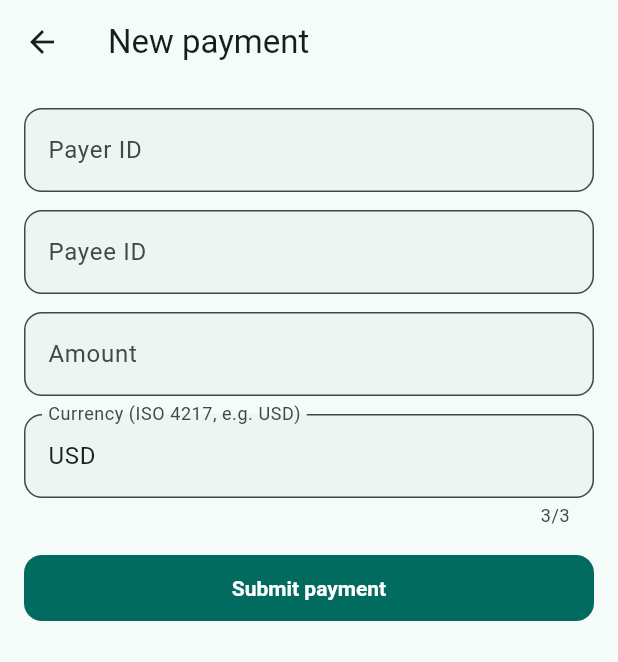
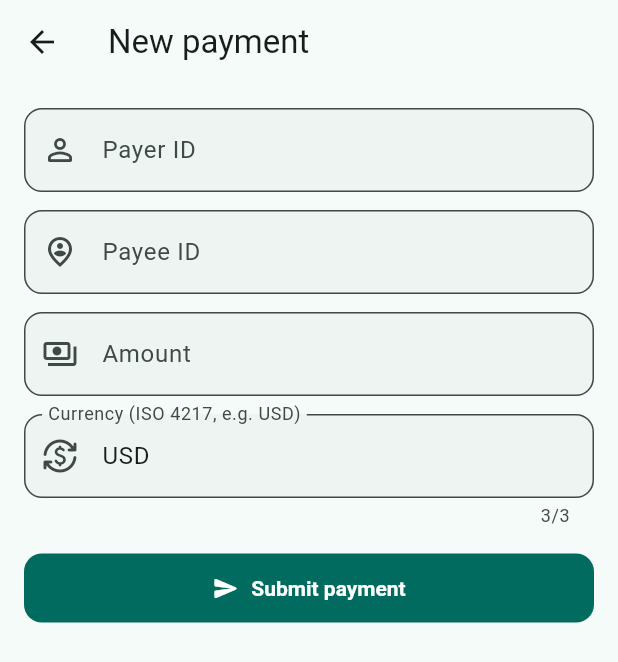
Before and after one commit to gkiepuszewski/payment-compliance-saga-orchestrator, a Flutter app: the screen it shows after launch, after a tap on "New payment", on a phone screen of 412 x 824 dp. Shown: the top 662 px of the screen. Run offline on Flutter 3.47's test engine with Material 3 defaults, Android fonts, the phone set to English and light mode, and no system bars; network calls fail.

Commit message:
changed layout

```diff
--- a/payment-app/lib/screens/payment_form_screen.dart
+++ b/payment-app/lib/screens/payment_form_screen.dart
@@ -2,6 +2,7 @@ import 'package:flutter/material.dart';
 
 import '../api/payment_api_client.dart';
 import '../models/payment.dart';
+import '../widgets/centered_content.dart';
 import '../widgets/payment_status_card.dart';
 
 /// New payment form. On successful submit, the form is replaced in-place by
@@ -99,33 +100,62 @@ class _PaymentFormScreenState extends State<PaymentFormScreen> {
     final result = _result;
     return Scaffold(
       appBar: AppBar(title: Text(result == null ? 'New payment' : 'Payment submitted')),
-      body: result == null ? _buildForm() : _buildResult(result),
+      body: SafeArea(
+        child: CenteredContent(
+          child: AnimatedSwitcher(
+            duration: const Duration(milliseconds: 250),
+            transitionBuilder: (child, animation) => FadeTransition(
+              opacity: animation,
+              child: SlideTransition(
+                position: Tween<Offset>(
+                  begin: const Offset(0, 0.04),
+                  end: Offset.zero,
+                ).animate(animation),
+                child: child,
+              ),
+            ),
+            child: result == null
+                ? _buildForm(key: const ValueKey('form'))
+                : _buildResult(result, key: const ValueKey('result')),
+          ),
+        ),
+      ),
     );
   }
 
-  Widget _buildForm() {
+  Widget _buildForm({required Key key}) {
     return Form(
       key: _formKey,
       child: ListView(
+        key: key,
         padding: const EdgeInsets.all(16),
         children: [
           TextFormField(
             controller: _payerIdController,
-            decoration: const InputDecoration(labelText: 'Payer ID'),
+            decoration: const InputDecoration(
+              labelText: 'Payer ID',
+              prefixIcon: Icon(Icons.person_outline_rounded),
+            ),
             validator: (value) =>
                 (value == null || value.trim().isEmpty) ? 'Payer ID is required' : null,
           ),
           const SizedBox(height: 12),
           TextFormField(
             controller: _payeeIdController,
-            decoration: const InputDecoration(labelText: 'Payee ID'),
+            decoration: const InputDecoration(
+              labelText: 'Payee ID',
+              prefixIcon: Icon(Icons.person_pin_circle_outlined),
+            ),
             validator: (value) =>
                 (value == null || value.trim().isEmpty) ? 'Payee ID is required' : null,
           ),
           const SizedBox(height: 12),
           TextFormField(
             controller: _amountController,
-            decoration: const InputDecoration(labelText: 'Amount'),
+            decoration: const InputDecoration(
+              labelText: 'Amount',
+              prefixIcon: Icon(Icons.payments_outlined),
+            ),
             keyboardType: const TextInputType.numberWithOptions(decimal: true),
             validator: (value) {
               final parsed = double.tryParse((value ?? '').trim());
@@ -138,7 +168,10 @@ class _PaymentFormScreenState extends State<PaymentFormScreen> {
           const SizedBox(height: 12),
           TextFormField(
             controller: _currencyController,
-            decoration: const InputDecoration(labelText: 'Currency (ISO 4217, e.g. USD)'),
+            decoration: const InputDecoration(
+              labelText: 'Currency (ISO 4217, e.g. USD)',
+              prefixIcon: Icon(Icons.currency_exchange_rounded),
+            ),
             maxLength: 3,
             textCapitalization: TextCapitalization.characters,
             validator: (value) =>
@@ -146,26 +179,31 @@ class _PaymentFormScreenState extends State<PaymentFormScreen> {
           ),
           if (_submitError != null) ...[
             const SizedBox(height: 8),
-            Text(_submitError!, style: const TextStyle(color: Colors.red)),
+            Text(
+              _submitError!,
+              style: TextStyle(color: Theme.of(context).colorScheme.error),
+            ),
           ],
           const SizedBox(height: 16),
-          FilledButton(
+          FilledButton.icon(
             onPressed: _submitting ? null : _submit,
-            child: _submitting
+            icon: _submitting
                 ? const SizedBox(
                     width: 18,
                     height: 18,
-                    child: CircularProgressIndicator(strokeWidth: 2),
+                    child: CircularProgressIndicator(strokeWidth: 2, color: Colors.white),
                   )
-                : const Text('Submit payment'),
+                : const Icon(Icons.send_rounded),
+            label: const Text('Submit payment'),
           ),
         ],
       ),
     );
   }
 
-  Widget _buildResult(Payment payment) {
+  Widget _buildResult(Payment payment, {required Key key}) {
     return Column(
+      key: key,
       children: [
         Expanded(
           child: ListView(
@@ -177,22 +215,24 @@ class _PaymentFormScreenState extends State<PaymentFormScreen> {
           child: Row(
             children: [
               Expanded(
-                child: OutlinedButton(
+                child: OutlinedButton.icon(
                   onPressed: () => Navigator.of(context).pop(),
-                  child: const Text('Back'),
+                  icon: const Icon(Icons.arrow_back_rounded),
+                  label: const Text('Back'),
                 ),
               ),
               const SizedBox(width: 16),
               Expanded(
-                child: FilledButton(
+                child: FilledButton.icon(
                   onPressed: _refreshing ? null : _refreshResult,
-                  child: _refreshing
+                  icon: _refreshing
                       ? const SizedBox(
                           width: 18,
                           height: 18,
-                          child: CircularProgressIndicator(strokeWidth: 2),
+                          child: CircularProgressIndicator(strokeWidth: 2, color: Colors.white),
                         )
-                      : const Text('Refresh'),
+                      : const Icon(Icons.refresh_rounded),
+                  label: const Text('Refresh'),
                 ),
               ),
             ],
--- a/payment-app/lib/screens/payments_list_screen.dart
+++ b/payment-app/lib/screens/payments_list_screen.dart
@@ -2,12 +2,14 @@ import 'package:flutter/material.dart';
 
 import '../api/payment_api_client.dart';
 import '../models/payment.dart';
+import '../widgets/centered_content.dart';
+import '../widgets/payment_status_style.dart';
 import 'payment_detail_screen.dart';
 import 'payment_form_screen.dart';
 
 /// Landing screen: payments newest-first. Status shown here is just the
-/// snapshot from the last list fetch (no live polling) - press "View" on a
-/// row to fetch its current status, use the app bar's refresh button, or
+/// snapshot from the last list fetch (no live polling) - tap a row to fetch
+/// its current status, pull-to-refresh/use the app bar's refresh button, or
 /// simply return from the "New payment" form, which always refreshes the
 /// list automatically.
 class PaymentsListScreen extends StatefulWidget {
@@ -86,14 +88,14 @@ class _PaymentsListScreenState extends State<PaymentsListScreen> {
           IconButton(
             tooltip: 'Refresh',
             onPressed: _loading ? null : _loadPayments,
-            icon: const Icon(Icons.refresh),
+            icon: const Icon(Icons.refresh_rounded),
           ),
         ],
       ),
-      body: _buildBody(),
+      body: SafeArea(child: CenteredContent(child: _buildBody())),
       floatingActionButton: FloatingActionButton.extended(
         onPressed: _openNewPaymentForm,
-        icon: const Icon(Icons.add),
+        icon: const Icon(Icons.add_rounded),
         label: const Text('New payment'),
       ),
     );
@@ -103,50 +105,135 @@ class _PaymentsListScreenState extends State<PaymentsListScreen> {
     if (_loading && _payments.isEmpty) {
       return const Center(child: CircularProgressIndicator());
     }
+
+    // Both the empty and populated states are wrapped in RefreshIndicator +
+    // an always-scrollable list, so pull-to-refresh works even with zero or
+    // one screen's worth of rows.
     if (_error != null && _payments.isEmpty) {
-      return Center(
+      return _refreshableMessage(
+        icon: Icons.cloud_off_rounded,
+        iconColor: Theme.of(context).colorScheme.error,
+        message: _error!,
+        action: FilledButton.icon(
+          onPressed: _loadPayments,
+          icon: const Icon(Icons.refresh_rounded),
+          label: const Text('Retry'),
+        ),
+      );
+    }
+    if (_payments.isEmpty) {
+      return _refreshableMessage(
+        icon: Icons.payments_outlined,
+        iconColor: Theme.of(context).colorScheme.outline,
+        message: 'No payments yet. Create the first one.',
+      );
+    }
+
+    return RefreshIndicator(
+      onRefresh: _loadPayments,
+      child: ListView.builder(
+        padding: const EdgeInsets.fromLTRB(12, 8, 12, 96),
+        itemCount: _payments.length,
+        itemBuilder: (context, index) => _PaymentCard(
+          payment: _payments[index],
+          onTap: () => _openPaymentDetail(_payments[index]),
+        ),
+      ),
+    );
+  }
+
+  Widget _refreshableMessage({
+    required IconData icon,
+    required Color iconColor,
+    required String message,
+    Widget? action,
+  }) {
+    return RefreshIndicator(
+      onRefresh: _loadPayments,
+      child: LayoutBuilder(
+        builder: (context, constraints) => SingleChildScrollView(
+          physics: const AlwaysScrollableScrollPhysics(),
+          child: ConstrainedBox(
+            constraints: BoxConstraints(minHeight: constraints.maxHeight),
+            child: Center(
               child: Padding(
                 padding: const EdgeInsets.all(24),
                 child: Column(
                   mainAxisSize: MainAxisSize.min,
                   children: [
+                    Icon(icon, size: 64, color: iconColor),
+                    const SizedBox(height: 16),
                     Text(
-                _error!,
-                style: const TextStyle(color: Colors.red),
+                      message,
                       textAlign: TextAlign.center,
+                      style: Theme.of(context).textTheme.bodyLarge,
                     ),
-              const SizedBox(height: 12),
-              FilledButton(onPressed: _loadPayments, child: const Text('Retry')),
+                    if (action != null) ...[
+                      const SizedBox(height: 16),
+                      action,
                     ],
+                  ],
+                ),
+              ),
+            ),
+          ),
         ),
       ),
     );
   }
-    if (_payments.isEmpty) {
-      return const Center(child: Text('No payments yet. Create the first one.'));
 }
-    return ListView.separated(
-      padding: const EdgeInsets.only(bottom: 88),
-      itemCount: _payments.length,
-      separatorBuilder: (_, _) => const Divider(height: 1),
-      itemBuilder: (context, index) {
-        final payment = _payments[index];
-        return ListTile(
-          title: Text('${payment.amount} ${payment.currency}'),
-          subtitle: Text('${payment.payerId} -> ${payment.payeeId}'),
-          trailing: Row(
-            mainAxisSize: MainAxisSize.min,
+
+class _PaymentCard extends StatelessWidget {
+  final Payment payment;
+  final VoidCallback onTap;
+
+  const _PaymentCard({required this.payment, required this.onTap});
+
+  @override
+  Widget build(BuildContext context) {
+    final style = paymentStatusStyle(payment.status);
+    return Card(
+      clipBehavior: Clip.antiAlias,
+      child: InkWell(
+        onTap: onTap,
+        child: Padding(
+          padding: const EdgeInsets.all(12),
+          child: Row(
             children: [
-              _StatusBadge(status: payment.status),
-              const SizedBox(width: 8),
-              TextButton(
-                onPressed: () => _openPaymentDetail(payment),
-                child: const Text('View'),
+              CircleAvatar(
+                backgroundColor: style.color.withValues(alpha: 0.15),
+                foregroundColor: style.color,
+                child: Icon(style.icon),
+              ),
+              const SizedBox(width: 12),
+              Expanded(
+                child: Column(
+                  crossAxisAlignment: CrossAxisAlignment.start,
+                  children: [
+                    Text(
+                      '${payment.amount} ${payment.currency}',
+                      style: Theme.of(context)
+                          .textTheme
+                          .titleMedium
+                          ?.copyWith(fontWeight: FontWeight.w600),
+                    ),
+                    Text(
+                      '${payment.payerId} -> ${payment.payeeId}',
+                      style: Theme.of(context).textTheme.bodySmall?.copyWith(
+                            color: Theme.of(context).colorScheme.onSurfaceVariant,
+                          ),
+                      overflow: TextOverflow.ellipsis,
                     ),
                   ],
                 ),
-        );
-      },
+              ),
+              const SizedBox(width: 8),
+              _StatusBadge(status: payment.status),
+              const Icon(Icons.chevron_right_rounded),
+            ],
+          ),
+        ),
+      ),
     );
   }
 }
@@ -158,17 +245,12 @@ class _StatusBadge extends StatelessWidget {
 
   @override
   Widget build(BuildContext context) {
-    final (label, color) = switch (status) {
-      PaymentStatus.pending => ('PENDING', Colors.orange),
-      PaymentStatus.confirmed => ('CONFIRMED', Colors.green),
-      PaymentStatus.cancelled => ('CANCELLED', Colors.red),
-      PaymentStatus.unknown => ('UNKNOWN', Colors.grey),
-    };
+    final style = paymentStatusStyle(status);
     return Container(
       padding: const EdgeInsets.symmetric(horizontal: 8, vertical: 4),
-      decoration: BoxDecoration(color: color, borderRadius: BorderRadius.circular(4)),
+      decoration: BoxDecoration(color: style.color, borderRadius: BorderRadius.circular(8)),
       child: Text(
-        label,
+        style.label,
         style: const TextStyle(color: Colors.white, fontSize: 11, fontWeight: FontWeight.bold),
       ),
     );
--- /dev/null
+++ b/payment-app/lib/widgets/centered_content.dart
@@ -0,0 +1,22 @@
+import 'package:flutter/material.dart';
+
+/// Constrains and centers its child to a comfortable reading/content width.
+/// Without this, list rows/forms stretch edge-to-edge on wide desktop/web
+/// windows, which looks sparse and makes rows harder to scan.
+class CenteredContent extends StatelessWidget {
+  final Widget child;
+  final double maxWidth;
+
+  const CenteredContent({super.key, required this.child, this.maxWidth = 640});
+
+  @override
+  Widget build(BuildContext context) {
+    return Align(
+      alignment: Alignment.topCenter,
+      child: ConstrainedBox(
+        constraints: BoxConstraints(maxWidth: maxWidth),
+        child: child,
+      ),
+    );
+  }
+}
```
Also changed, not shown: payment-app/lib/screens/payment_detail_screen.dart (+28 -10 lines), payment-app/lib/widgets/payment_status_card.dart (+23 -18 lines), payment-app/lib/widgets/payment_status_style.dart (added, +25 -0 lines). Lines whose indentation alone changed are shown as unchanged.
